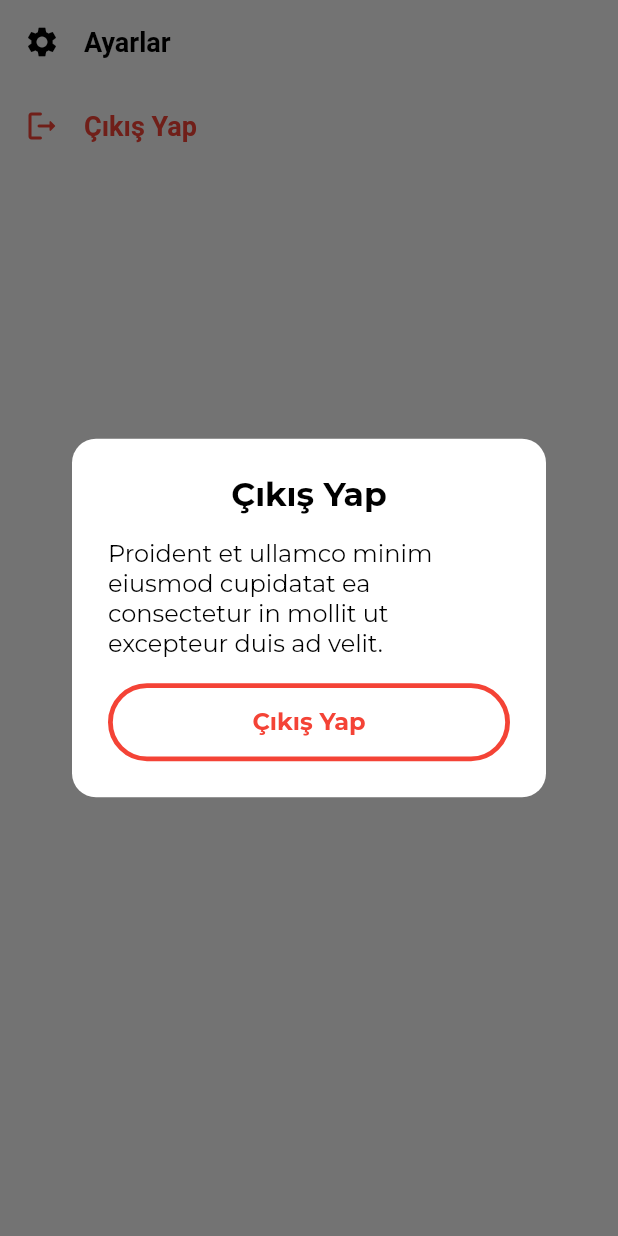
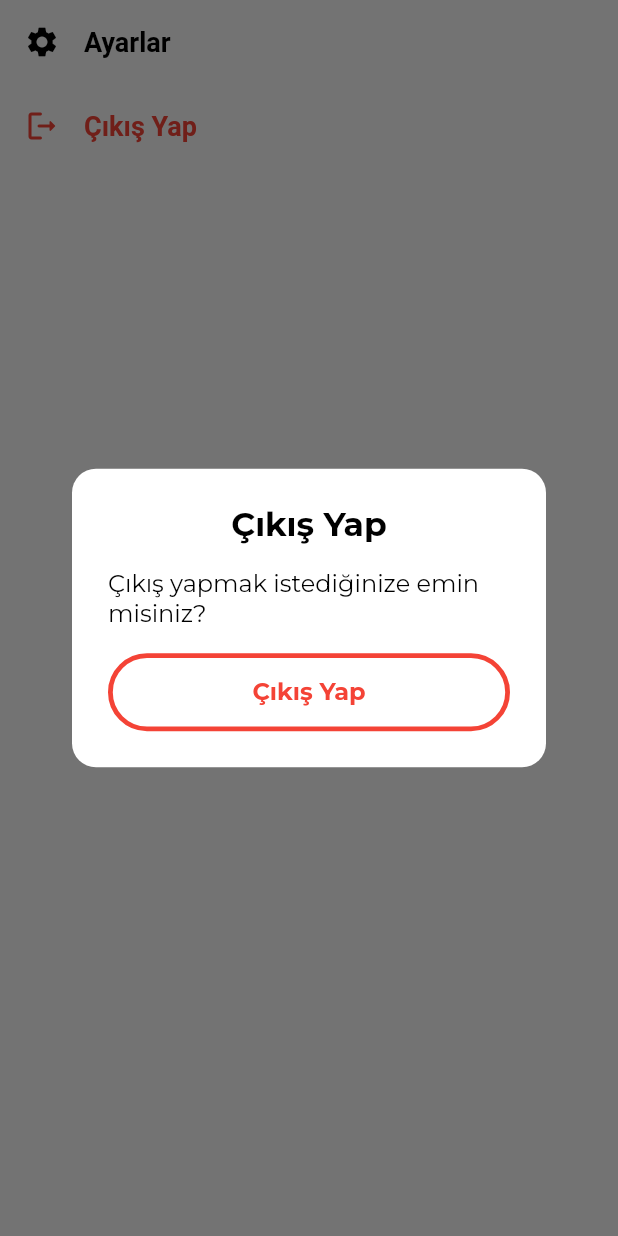
Before and after one commit to emresoysuren/akademi-etkinlik, a Flutter app: the MainDraggableMenu widget shown alone on an empty page, opened directly, after a tap on "Çıkış Yap", on a phone screen of 412 x 824 dp. Run offline on Flutter 3.47's test engine with Material 2 defaults, Android fonts, the phone set to English and light mode, and no system bars; our stand-ins replace cloud_firestore, firebase_auth, firebase_core, flutter_rating_bar, flutter_riverpod, flutter_svg and 2 more; missing offline and left inert: draggable_menu, omni_datetime_picker; accounts and stored records are empty.

```diff
--- a/lib/pages/auth/auth.dart
+++ b/lib/pages/auth/auth.dart
@@ -3,7 +3,6 @@ import 'package:akademi_etkinlik/pages/auth/login.dart';
 import 'package:akademi_etkinlik/widgets/base.dart';
 import 'package:akademi_etkinlik/widgets/buttons/configured/primary_button.dart';
 import 'package:akademi_etkinlik/widgets/buttons/configured/secondary_button.dart';
-import 'package:akademi_etkinlik/widgets/routes/nonanimated.dart';
 import 'package:akademi_etkinlik/widgets/routes/slide.dart';
 import 'package:flutter/material.dart';
 import 'package:flutter_svg/flutter_svg.dart';
--- a/lib/pages/create/create_event_form.dart
+++ b/lib/pages/create/create_event_form.dart
@@ -41,7 +41,7 @@ class _CreateFormPageState extends ConsumerState<CreateFormPage> {
       ),
       body: DisableScrollBehavior(
         child: ListView.separated(
-          separatorBuilder: (context, index) => const SizedBox(height: 16),
+          separatorBuilder: (context, index) => const SizedBox(height: 20),
           padding: const EdgeInsets.all(16),
           itemCount: eventForm.formData.length,
           itemBuilder: (context, index) {
@@ -119,7 +119,7 @@ class _CreateFormPageState extends ConsumerState<CreateFormPage> {
                         ),
                     ],
                   ),
-                  const SizedBox(height: 4),
+                  const SizedBox(height: 12),
                   ParagraphField(
                     initialValue: eventForm.elementConentAt(index),
                     onChanged: (value) {
--- a/lib/sub_pages/menus/main_draggable_menu.dart
+++ b/lib/sub_pages/menus/main_draggable_menu.dart
@@ -49,7 +49,7 @@ class MainDraggableMenu extends StatelessWidget {
                   builder: (context) => DialogCard(
                     title: "Çıkış Yap",
                     text:
-                        "Proident et ullamco minim eiusmod cupidatat ea consectetur in mollit ut excepteur duis ad velit.",
+                        "Çıkış yapmak istediğinize emin misiniz?",
                     buttonText: "Çıkış Yap",
                     buttonColor: Colors.red,
                     buttonTextColor: Colors.red,
```
Also changed, not shown: 3 other files.
